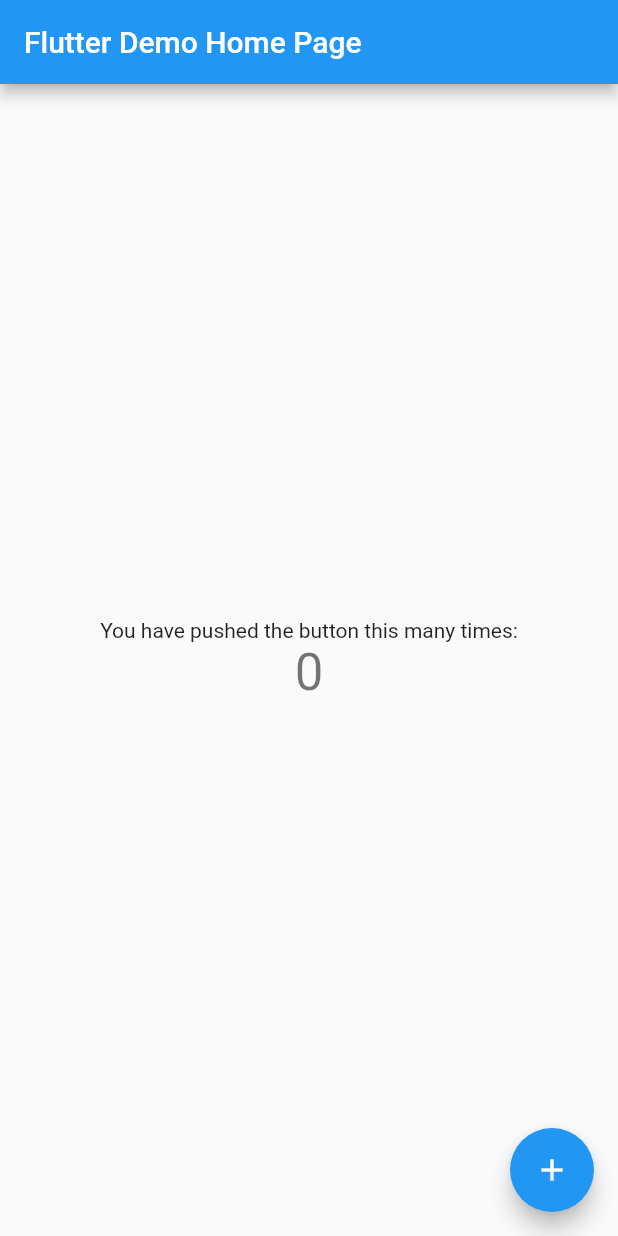
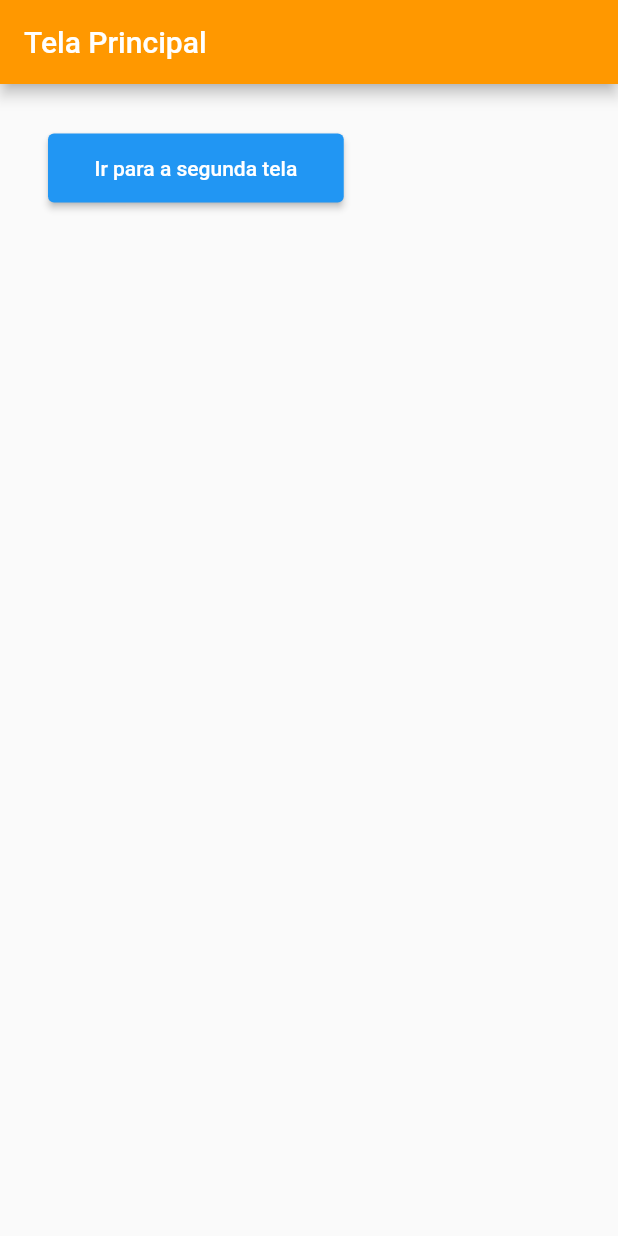
Before and after one commit to guilhermeveras10/navegacao_flutter, a Flutter app: the screen it shows after launch, on a phone screen of 412 x 824 dp. Run offline on Flutter 3.47's test engine with Material 2 defaults, Android fonts, the phone set to English and light mode, and no system bars.

Commit message:
troca de tela

```diff
--- a/lib/main.dart
+++ b/lib/main.dart
@@ -1,115 +1,46 @@
 import 'package:flutter/material.dart';
+import 'package:navegacao/TelaSecundaria.dart';
 
-void main() {
-  runApp(const MyApp());
+void main(){
+  runApp(MaterialApp(
+    home: TelaPrincipal(),
+  ));
 }
 
-class MyApp extends StatelessWidget {
-  const MyApp({super.key});
+class TelaPrincipal extends StatefulWidget {
+  @override
+  _TelaPrincipalState createState() => _TelaPrincipalState();
+}
 
-  // This widget is the root of your application.
+class _TelaPrincipalState extends State<TelaPrincipal> {
   @override
   Widget build(BuildContext context) {
-    return MaterialApp(
-      title: 'Flutter Demo',
-      theme: ThemeData(
-        // This is the theme of your application.
-        //
-        // Try running your application with "flutter run". You'll see the
-        // application has a blue toolbar. Then, without quitting the app, try
-        // changing the primarySwatch below to Colors.green and then invoke
-        // "hot reload" (press "r" in the console where you ran "flutter run",
-        // or simply save your changes to "hot reload" in a Flutter IDE).
-        // Notice that the counter didn't reset back to zero; the application
-        // is not restarted.
-        primarySwatch: Colors.blue,
+    return Scaffold(
+      appBar: AppBar(
+        title: Text("Tela Principal"),
+        backgroundColor: Colors.orange,
       ),
-      home: const MyHomePage(title: 'Flutter Demo Home Page'),
+      body: Container(
+        padding: EdgeInsets.all(32),
+        child: Column(
+          children: <Widget>[
+            ElevatedButton(
+              child: const Padding(
+                padding: EdgeInsets.all(15),
+                child: Text("Ir para a segunda tela"),
+              ),
+              onPressed: (){
+                Navigator.push(
+                    context,
+                    MaterialPageRoute(
+                        builder: (context) => TelaSecundaria()
+                    )
+                );
+              },
+            )
+          ],
+        ),
+      ),
     );
   }
 }
-
-class MyHomePage extends StatefulWidget {
-  const MyHomePage({super.key, required this.title});
-
-  // This widget is the home page of your application. It is stateful, meaning
-  // that it has a State object (defined below) that contains fields that affect
-  // how it looks.
-
-  // This class is the configuration for the state. It holds the values (in this
-  // case the title) provided by the parent (in this case the App widget) and
-  // used by the build method of the State. Fields in a Widget subclass are
-  // always marked "final".
-
-  final String title;
-
-  @override
-  State<MyHomePage> createState() => _MyHomePageState();
-}
-
-class _MyHomePageState extends State<MyHomePage> {
-  int _counter = 0;
-
-  void _incrementCounter() {
-    setState(() {
-      // This call to setState tells the Flutter framework that something has
-      // changed in this State, which causes it to rerun the build method below
-      // so that the display can reflect the updated values. If we changed
-      // _counter without calling setState(), then the build method would not be
-      // called again, and so nothing would appear to happen.
-      _counter++;
-    });
-  }
-
-  @override
-  Widget build(BuildContext context) {
-    // This method is rerun every time setState is called, for instance as done
-    // by the _incrementCounter method above.
-    //
-    // The Flutter framework has been optimized to make rerunning build methods
-    // fast, so that you can just rebuild anything that needs updating rather
-    // than having to individually change instances of widgets.
-    return Scaffold(
-      appBar: AppBar(
-        // Here we take the value from the MyHomePage object that was created by
-        // the App.build method, and use it to set our appbar title.
-        title: Text(widget.title),
-      ),
-      body: Center(
-        // Center is a layout widget. It takes a single child and positions it
-        // in the middle of the parent.
-        child: Column(
-          // Column is also a layout widget. It takes a list of children and
-          // arranges them vertically. By default, it sizes itself to fit its
-          // children horizontally, and tries to be as tall as its parent.
-          //
-          // Invoke "debug painting" (press "p" in the console, choose the
-          // "Toggle Debug Paint" action from the Flutter Inspector in Android
-          // Studio, or the "Toggle Debug Paint" command in Visual Studio Code)
-          // to see the wireframe for each widget.
-          //
-          // Column has various properties to control how it sizes itself and
-          // how it positions its children. Here we use mainAxisAlignment to
-          // center the children vertically; the main axis here is the vertical
-          // axis because Columns are vertical (the cross axis would be
-          // horizontal).
-          mainAxisAlignment: MainAxisAlignment.center,
-          children: <Widget>[
-            const Text(
-              'You have pushed the button this many times:',
-            ),
-            Text(
-              '$_counter',
-              style: Theme.of(context).textTheme.headline4,
-            ),
-          ],
-        ),
-      ),
-      floatingActionButton: FloatingActionButton(
-        onPressed: _incrementCounter,
-        tooltip: 'Increment',
-        child: const Icon(Icons.add),
-      ), // This trailing comma makes auto-formatting nicer for build methods.
-    );
-  }
-}
```
Also changed, not shown: lib/TelaSecundaria.dart (added, +26 -0 lines), 1 other file.
